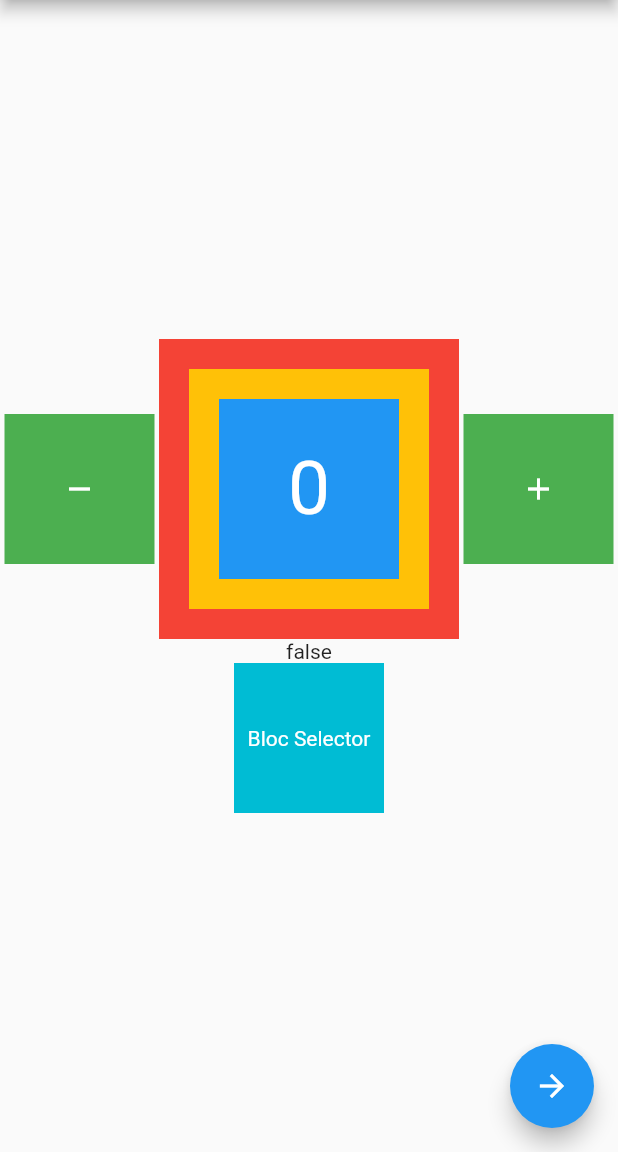
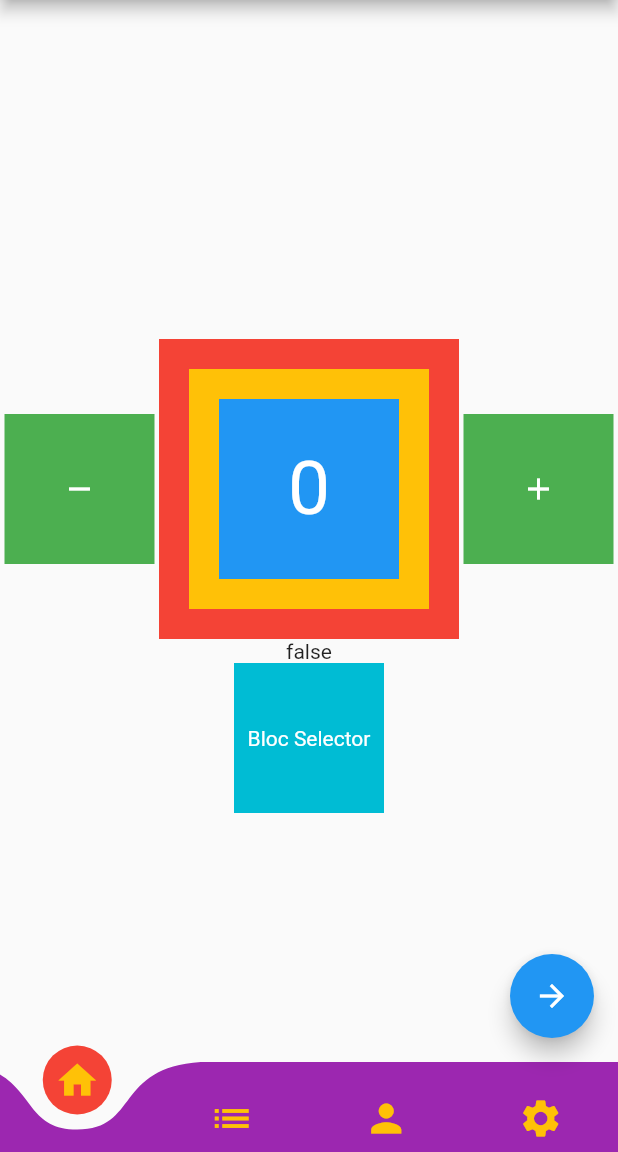
Before and after one commit to rizaelwahid/flutter_course, a Flutter app: the screen it shows after launch, on a phone screen of 412 x 824 dp, the part 84-1236 px from its top. Run offline on Flutter 3.47's test engine with Material 2 defaults, Android fonts, the phone set to English and light mode, and no system bars; drawn by our look-alikes of curved_navigation_bar; our stand-ins replace bloc, flutter_bloc.

Commit message:
Add widget curved navigation bar

```diff
--- a/lib/main.dart
+++ b/lib/main.dart
@@ -1,9 +1,5 @@
-import 'package:bloc_starter/pages/other.dart';
 import 'package:bloc_starter/routes/routes.dart';
 import 'package:flutter/material.dart';
-import 'package:flutter_bloc/flutter_bloc.dart';
-import 'package:bloc_starter/bloc/counter.dart';
-import 'package:bloc_starter/pages/home.dart';
 
 void main() {
   runApp(MyApp());
--- a/lib/pages/home.dart
+++ b/lib/pages/home.dart
@@ -1,19 +1,35 @@
+import 'package:bloc_starter/widgets/setting_widget.dart';
+import 'package:flutter/material.dart';
 import 'package:bloc_starter/bloc/theme.dart';
-import 'package:flutter/material.dart';
+import 'package:bloc_starter/widgets/menu_widget.dart';
+import 'package:bloc_starter/widgets/user_widget.dart';
 import 'package:flutter_bloc/flutter_bloc.dart';
+import 'package:curved_navigation_bar/curved_navigation_bar.dart';
 
 import '../bloc/counter.dart';
 import 'merah.dart';
 
-class HomePage extends StatelessWidget {
+class HomePage extends StatefulWidget {
   const HomePage({super.key});
 
   @override
+  HomePageState createState() => HomePageState();
+}
+
+class HomePageState extends State<HomePage> {
+  int _pageIndex = 0;
+
+  final List<Widget> _pageList = <Widget>[
+    const HomeScreen(),
+    const MenuScreen(),
+    const UserScreen(),
+    const SettingScreen(),
+  ];
+
+  @override
   Widget build(BuildContext context) {
-    // Counter myCounter = BlocProvider.of<Counter>(context);
-    CounterBloc myCounter = context.read<CounterBloc>();
-
     return Scaffold(
+      extendBody: true,
       appBar: AppBar(
         title: const Text('Depedency Injection'),
       ),
@@ -31,7 +47,43 @@ class HomePage extends StatelessWidget {
         },
         child: const Icon(Icons.arrow_forward),
       ),
-      body: Center(
+      body: _pageList[_pageIndex],
+      bottomNavigationBar: Theme(
+        data: Theme.of(context).copyWith(
+          iconTheme: IconThemeData(color: Colors.amber),
+        ),
+        child: CurvedNavigationBar(
+          height: 60,
+          color: Colors.purple,
+          backgroundColor: Colors.transparent,
+          buttonBackgroundColor: Colors.red,
+          animationCurve: Curves.linear,
+          animationDuration: const Duration(milliseconds: 300),
+          items: const [
+            Icon(Icons.home, size: 30),
+            Icon(Icons.list, size: 30),
+            Icon(Icons.person, size: 30),
+            Icon(Icons.settings, size: 30),
+          ],
+          onTap: (index) {
+            setState(() {
+              _pageIndex = index;
+            });
+          },
+        ),
+      ),
+    );
+  }
+}
+
+class HomeScreen extends StatelessWidget {
+  const HomeScreen({super.key});
+
+  @override
+  Widget build(BuildContext context) {
+    // Counter myCounter = BlocProvider.of<Counter>(context);
+    CounterBloc myCounter = context.read<CounterBloc>();
+    return Center(
       child: Column(
         mainAxisAlignment: MainAxisAlignment.center,
         children: [
@@ -98,7 +150,6 @@ class HomePage extends StatelessWidget {
           ),
         ],
       ),
-      ),
     );
   }
 }
--- a/lib/routes/routes.dart
+++ b/lib/routes/routes.dart
@@ -21,7 +21,7 @@ class MyRouter {
               BlocProvider.value(value: myCounter),
               BlocProvider.value(value: myTheme),
             ],
-            child: const HomePage(),
+            child: HomePage(),
           ),
         );
       case "/other":
--- a/pubspec.yaml
+++ b/pubspec.yaml
@@ -34,6 +34,7 @@ dependencies:
   flutter:
     sdk: flutter
   flutter_bloc: ^8.1.2
+  curved_navigation_bar: ^1.0.3
 
 dev_dependencies:
   flutter_lints: ^2.0.0
```
Also changed, not shown: lib/widgets/menu_widget.dart (added, +16 -0 lines), lib/widgets/setting_widget.dart (added, +16 -0 lines), lib/widgets/user_widget.dart (added, +16 -0 lines), pubspec.lock. Lines whose indentation alone changed are shown as unchanged.
